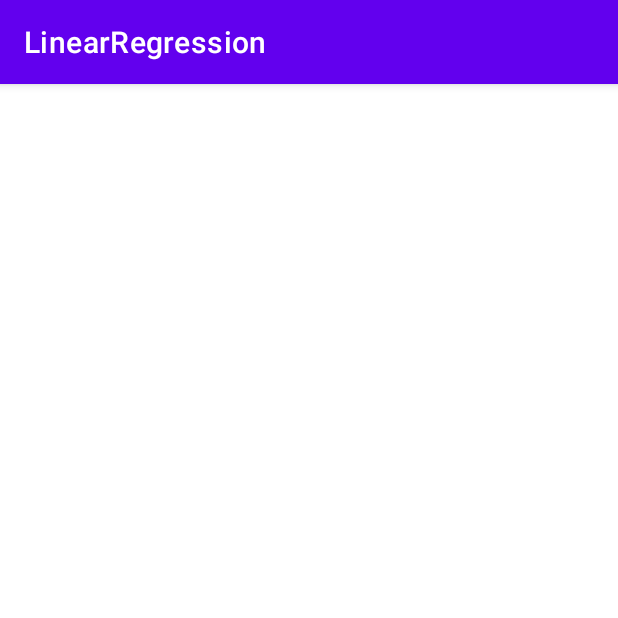
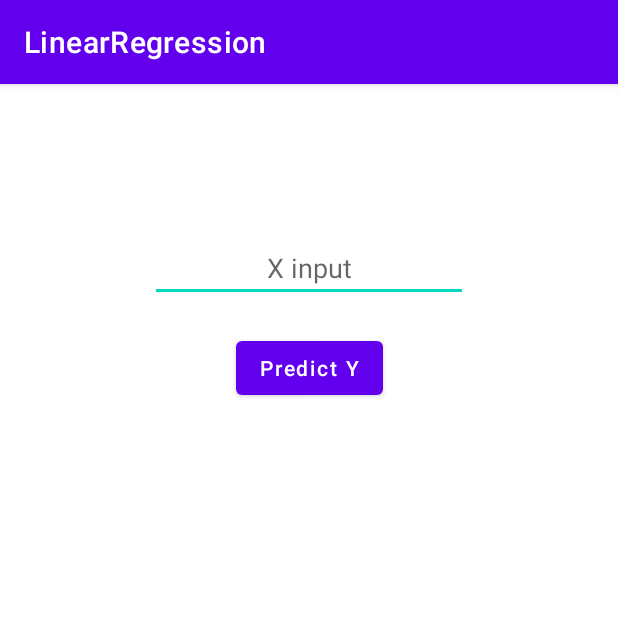
Before and after one commit to arnab-kundu/Tensorflow, an Android app: the screen it shows after launch (LinearRegressionActivity), on a phone screen of 412 x 824 dp, the top half of it. Run offline under Robolectric (Android 15) with nearby library versions, the phone set to English and light mode, and no system bars; libraries missing offline, so code that uses them is left out: org.tensorflow.lite; 1 statement that could not run was skipped.

Commit message:
v1.0.2 1. Predict Y value for corresponding X value input using Tensorflow model

```diff
--- a/Android/LinearRegression/app/build.gradle
+++ b/Android/LinearRegression/app/build.gradle
@@ -12,7 +12,7 @@ android {
         minSdkVersion 19
         targetSdkVersion 30
         versionCode 1
-        versionName "1.0.1"
+        versionName "1.0.2"
 
         testInstrumentationRunner "androidx.test.runner.AndroidJUnitRunner"
     }
--- a/Android/LinearRegression/app/src/main/res/layout/activity_linear_regression.xml
+++ b/Android/LinearRegression/app/src/main/res/layout/activity_linear_regression.xml
@@ -6,4 +6,29 @@
     android:layout_height="match_parent"
     tools:context=".LinearRegressionActivity">
 
+
+    <EditText
+        android:id="@+id/et_x_input"
+        android:layout_width="0dp"
+        android:layout_height="wrap_content"
+        android:layout_margin="100dp"
+        android:gravity="center"
+        android:hint="X input"
+        app:layout_constraintEnd_toEndOf="parent"
+        app:layout_constraintStart_toStartOf="parent"
+        app:layout_constraintTop_toTopOf="parent" />
+
+    <Button
+        android:id="@+id/button"
+        android:layout_width="wrap_content"
+        android:layout_height="wrap_content"
+        android:layout_marginTop="20dp"
+        android:onClick="getResult"
+        android:text="Predict Y"
+        android:textAllCaps="false"
+        app:layout_constraintEnd_toEndOf="parent"
+        app:layout_constraintStart_toStartOf="parent"
+        app:layout_constraintTop_toBottomOf="@+id/et_x_input" />
+
+
 </androidx.constraintlayout.widget.ConstraintLayout>
```
Also changed, not shown: Android/LinearRegression/app/src/main/java/com/example/linearregression/LinearRegressionActivity.java (+68 -1 lines).
